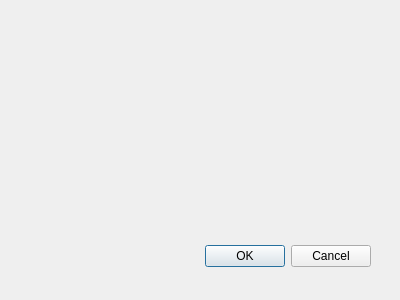
Old version of the form Libraries/Shared/Forms/Dialog.ui in the repository MatrixDJ96/DBZBT3.
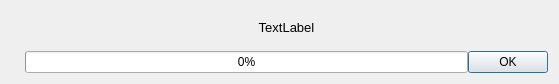
New version of the form.

```diff
--- a/Libraries/Shared/Forms/Dialog.ui
+++ b/Libraries/Shared/Forms/Dialog.ui
@@ -8,29 +8,80 @@
    <rect>
     <x>0</x>
     <y>0</y>
-    <width>400</width>
-    <height>300</height>
+    <width>559</width>
+    <height>84</height>
    </rect>
   </property>
   <property name="windowTitle">
    <string>Dialog</string>
   </property>
-  <widget class="QDialogButtonBox" name="buttonBox">
-   <property name="geometry">
-    <rect>
-     <x>30</x>
-     <y>240</y>
-     <width>341</width>
-     <height>32</height>
-    </rect>
+  <layout class="QHBoxLayout" name="mainLayout">
+   <property name="spacing">
+    <number>7</number>
    </property>
-   <property name="orientation">
-    <enum>Qt::Horizontal</enum>
-   </property>
-   <property name="standardButtons">
-    <set>QDialogButtonBox::Cancel|QDialogButtonBox::Ok</set>
-   </property>
-  </widget>
+   <item>
+    <widget class="QLabel" name="imgDialog">
+     <property name="text">
+      <string/>
+     </property>
+     <property name="alignment">
+      <set>Qt::AlignCenter</set>
+     </property>
+    </widget>
+   </item>
+   <item>
+    <layout class="QVBoxLayout" name="verticalLayout">
+     <property name="spacing">
+      <number>7</number>
+     </property>
+     <item>
+      <widget class="QLabel" name="textDialog">
+       <property name="font">
+        <font>
+         <pointsize>10</pointsize>
+        </font>
+       </property>
+       <property name="text">
+        <string>TextLabel</string>
+       </property>
+       <property name="alignment">
+        <set>Qt::AlignCenter</set>
+       </property>
+      </widget>
+     </item>
+     <item>
+      <layout class="QHBoxLayout" name="horizontalLayout">
+       <property name="spacing">
+        <number>0</number>
+       </property>
+       <item>
+        <widget class="QProgressBar" name="progressBar">
+         <property name="value">
+          <number>0</number>
+         </property>
+        </widget>
+       </item>
+       <item>
+        <widget class="QDialogButtonBox" name="buttonBox">
+         <property name="sizePolicy">
+          <sizepolicy hsizetype="Maximum" vsizetype="Fixed">
+           <horstretch>0</horstretch>
+           <verstretch>0</verstretch>
+          </sizepolicy>
+         </property>
+         <property name="standardButtons">
+          <set>QDialogButtonBox::Ok</set>
+         </property>
+         <property name="centerButtons">
+          <bool>true</bool>
+         </property>
+        </widget>
+       </item>
+      </layout>
+     </item>
+    </layout>
+   </item>
+  </layout>
  </widget>
  <pixmapfunction/>
  <resources/>
```
Left out of the diff: 40 changed lines with no effect on the pictures.
